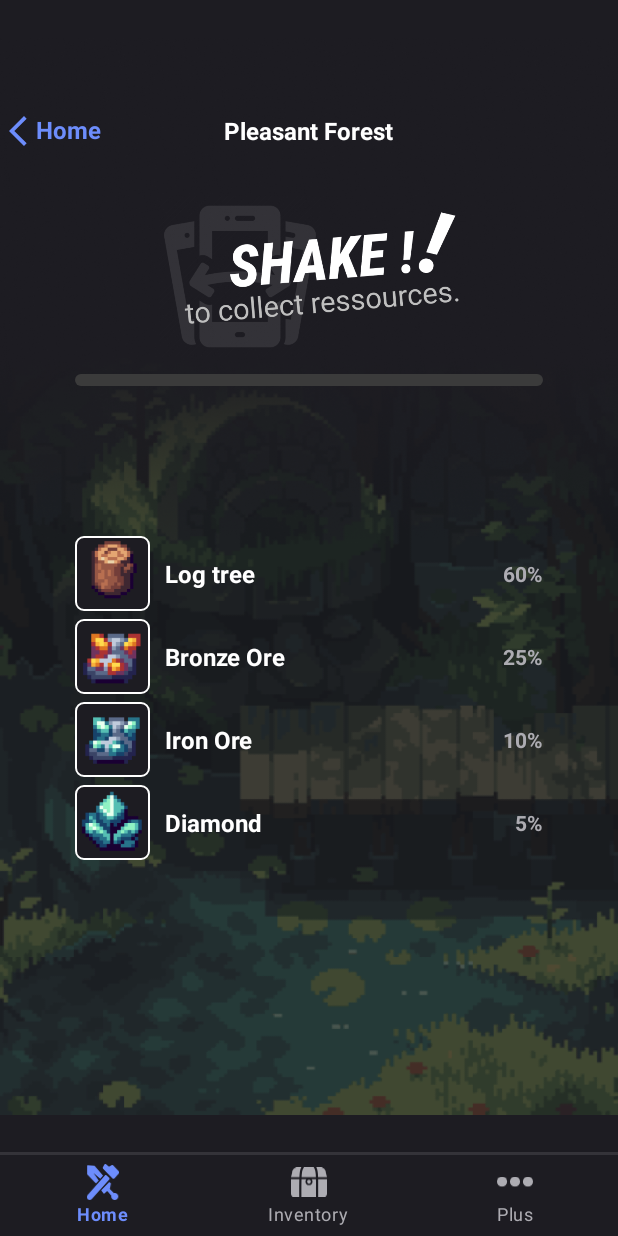
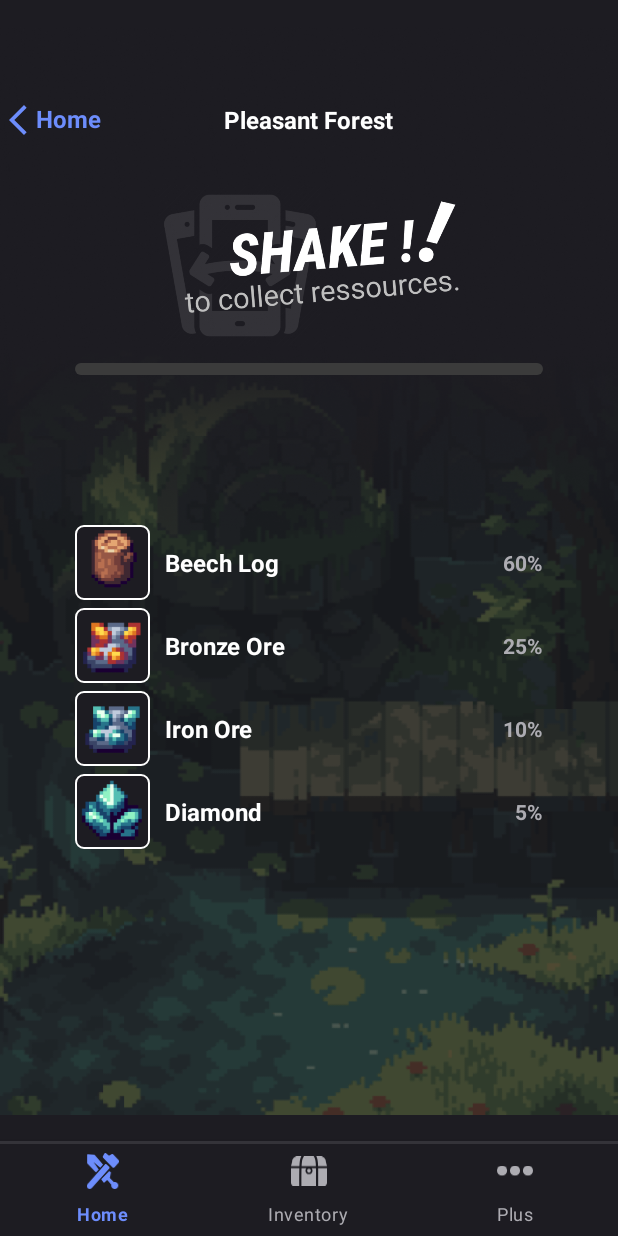
Before and after one commit to WINK3R/ShakeAndCraft, an Android app: the CollectFragment screen opened through its navigation route, on a phone screen of 412 x 824 dp. Run offline under Robolectric (Android 15) with nearby library versions, the phone set to English and light mode, and no system bars; our stand-ins replace navigation-ui; 1 statement that could not run was skipped.

```diff
--- a/ShakeAndCraft/app/src/main/res/layout/activity_main.xml
+++ b/ShakeAndCraft/app/src/main/res/layout/activity_main.xml
@@ -5,14 +5,15 @@
     android:layout_width="match_parent"
     android:layout_height="match_parent"
     android:background="@color/black_800"
-    tools:context=".MainActivity">
+    tools:context=".MainActivity"
+    >
 
 
     <com.google.android.material.bottomnavigation.BottomNavigationView
         android:id="@+id/bottomNavigationView"
         android:background="@drawable/navbar_background"
         android:layout_width="match_parent"
-        android:layout_height="wrap_content"
+        android:layout_height="63dp"
         app:layout_constraintBottom_toBottomOf="parent"
         app:layout_constraintEnd_toEndOf="parent"
         app:layout_constraintStart_toStartOf="parent"
@@ -26,7 +27,7 @@
         android:id="@+id/fragment"
         android:name="androidx.navigation.fragment.NavHostFragment"
         android:layout_width="match_parent"
-        android:layout_height="718dp"
+        android:layout_height="725dp"
         app:defaultNavHost="true"
         app:layout_constraintEnd_toEndOf="parent"
         app:layout_constraintStart_toStartOf="parent"
--- a/ShakeAndCraft/app/src/main/res/layout/fragment_collect.xml
+++ b/ShakeAndCraft/app/src/main/res/layout/fragment_collect.xml
@@ -97,7 +97,7 @@
             <TextView
                 android:layout_width="wrap_content"
                 android:layout_height="wrap_content"
-                android:text="Log tree"
+                android:text="Beech Log"
                 android:textStyle="bold"
                 android:textColor="@color/white"
                 android:layout_marginLeft="10dp"
```
